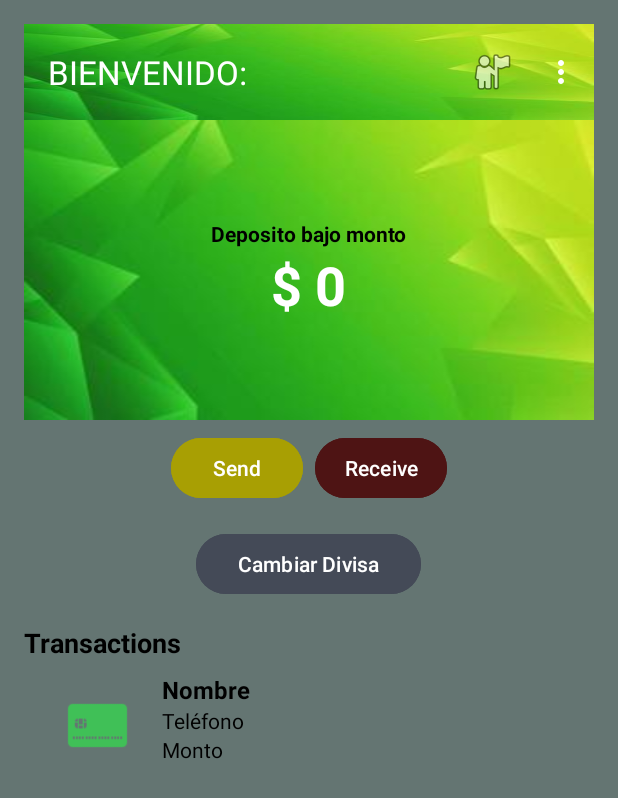
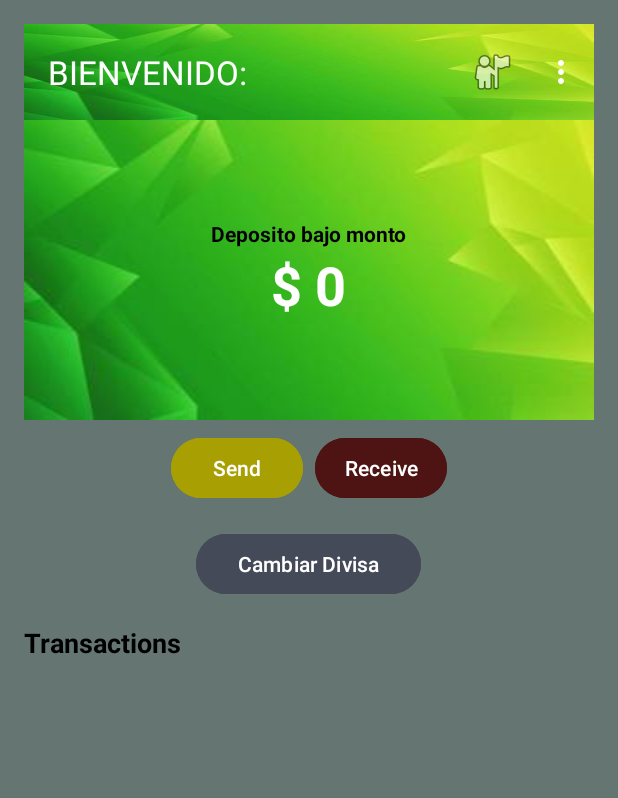
Before and after one commit to EliasHincapie/AppFinanciera, an Android app: the HomeActivity screen opened directly, with no data from a screen before it, on a phone screen of 412 x 824 dp. Shown: the top 798 px of the screen. Run offline under Robolectric (Android 15) with nearby library versions, the phone set to English and light mode, and no system bars; 6 statements that could not run were skipped.

```diff
--- a/app/src/main/java/com/example/appfinanciera/HomeActivity.java
+++ b/app/src/main/java/com/example/appfinanciera/HomeActivity.java
@@ -4,6 +4,7 @@ import android.content.Context;
 import android.content.Intent;
 import android.content.SharedPreferences;
 import android.os.Bundle;
+import android.util.Log;
 import android.view.Menu;
 import android.view.MenuItem;
 import android.widget.Button;
@@ -20,7 +21,7 @@ public class HomeActivity extends AppCompatActivity {
     private Button btnEnviarDinero, btnRecibirDinero, btnCambiarDivisa;
     private RecyclerView recyclerViewTransactions;
     private TransactionAdapter adapter;
-    private SQLite databaseHelper;
+    private DatabaseHelper databaseHelper;
     private SharedPreferences sharedPreferences;
     private String userPhone;
     private String userName;
@@ -44,7 +45,7 @@ public class HomeActivity extends AppCompatActivity {
         recyclerViewTransactions = findViewById(R.id.recyclerViewTransactions);
 
         // Inicialización de BD y SharedPreferences
-        databaseHelper = new SQLite(this);
+        databaseHelper = DatabaseHelper.getInstance(this);
         sharedPreferences = getSharedPreferences("UserSession", Context.MODE_PRIVATE);
 
         // Obtener el teléfono del usuario desde las preferencias compartidas
@@ -70,7 +71,6 @@ public class HomeActivity extends AppCompatActivity {
             }
         }
 
-        // Configurar el nombre del usuario en el TextView y en la Toolbar
         if (userName != null && !userName.isEmpty()) {
             tvUserName.setText(userName);
             if (getSupportActionBar() != null) {
@@ -156,16 +156,28 @@ public class HomeActivity extends AppCompatActivity {
     }
 
     private void cargarHistorial() {
-        transactionList.clear();
+        Log.d("DB_DEBUG", "🔄 Recargando historial...");
+        transactionList.clear(); // Limpiar la lista antes de actualizarla
         transactionList.addAll(databaseHelper.obtenerHistorial(userPhone));
+
+        if (transactionList.isEmpty()) {
+            Log.d("DB_DEBUG", "⚠️ No hay transacciones para mostrar.");
+        } else {
+            Log.d("DB_DEBUG", "📜 Se cargaron " + transactionList.size() + " transacciones.");
+        }
+
         adapter.notifyDataSetChanged();
+
     }
-
-    @Override
+        @Override
     protected void onActivityResult(int requestCode, int resultCode, Intent data) {
         super.onActivityResult(requestCode, resultCode, data);
-        if ((requestCode == 1 || requestCode == 2) && resultCode == RESULT_OK) {
-            actualizarSaldo();
+            Log.d("DEBUG", "onActivityResult llamado con requestCode: " + requestCode + ", resultCode: " + resultCode);
+
+            if ((requestCode == 1 || requestCode == 2) && resultCode == RESULT_OK) {
+                Log.d("DEBUG", "Actualizando saldo y cargando historial...");
+
+                actualizarSaldo();
             cargarHistorial();
         }
     }
--- a/app/src/main/java/com/example/appfinanciera/RecibirDineroActivity.java
+++ b/app/src/main/java/com/example/appfinanciera/RecibirDineroActivity.java
@@ -10,7 +10,7 @@ import androidx.appcompat.app.AppCompatActivity;
 public class RecibirDineroActivity extends AppCompatActivity {
     private EditText etMontoRecibido;
     private Button btnConfirmarRecibo;
-    SQLite databaseHelper;
+    private DatabaseHelper databaseHelper;
     private String userPhone;
 
     @Override
@@ -20,7 +20,7 @@ public class RecibirDineroActivity extends AppCompatActivity {
 
         etMontoRecibido = findViewById(R.id.etMontoRecibido);
         btnConfirmarRecibo = findViewById(R.id.btnConfirmarRecibo);
-        databaseHelper = new SQLite(this);
+        databaseHelper = DatabaseHelper.getInstance(this);
 
         userPhone = getSharedPreferences("UserSession", MODE_PRIVATE).getString("userPhone", "");
 
@@ -55,7 +55,7 @@ public class RecibirDineroActivity extends AppCompatActivity {
 
         if (actualizado) {
             // Registrar en el historial como una recepción
-            databaseHelper.registrarTransaccion("SISTEMA", userPhone, montoRedondeado);
+            databaseHelper.registrarTransaccion("USUARIO", userPhone, montoRedondeado);
             Toast.makeText(this, "Recepción exitosa de $" + montoRedondeado, Toast.LENGTH_SHORT).show();
             finish();
         } else {
--- a/app/src/main/res/drawable/sent_message_bg.xml
+++ b/app/src/main/res/drawable/sent_message_bg.xml
@@ -1,6 +1,6 @@
 <?xml version="1.0" encoding="utf-8"?>
 <shape xmlns:android="http://schemas.android.com/apk/res/android">
-    <solid android:color="#D0E8FF"/> <!-- Azul claro -->
+    <solid android:color="#7EACD7"/> <!-- Azul claro -->
     <corners android:radius="12dp"/>
     <padding android:left="8dp" android:right="8dp" android:top="4dp" android:bottom="4dp"/>
 </shape>
--- a/app/src/main/res/layout/activity_home.xml
+++ b/app/src/main/res/layout/activity_home.xml
@@ -109,6 +109,7 @@
          android:layout_height="wrap_content"
          android:animateLayoutChanges="true"
          android:orientation="vertical">
+
          <RelativeLayout
              android:layout_width="match_parent"
              android:layout_height="wrap_content"
@@ -116,59 +117,29 @@
              android:padding="6dp">
 
              <LinearLayout
-                 android:layout_width="wrap_content"
+                 android:layout_width="match_parent"
                  android:layout_height="wrap_content"
                  android:layout_alignParentStart="true"
                  android:layout_centerVertical="true"
-                 android:layout_marginStart="4dp"
                  android:layout_gravity="center"
-                 android:layout_marginTop="4dp"
+                 android:layout_marginStart="0dp"
+                 android:layout_marginTop="0dp"
                  android:paddingLeft="4dp">
 
 
-                 <ImageView
-                     android:layout_width="70dp"
-                     android:layout_height="70dp"
-                     android:paddingLeft="14dp"
-                     android:paddingRight="14dp"
-                     app:srcCompat="@drawable/tarjeta" />
 
                  <LinearLayout
-                     android:layout_width="wrap_content"
+                     android:layout_width="match_parent"
                      android:layout_height="wrap_content"
                      android:orientation="vertical"
                      android:paddingLeft="8dp">
 
-                     <TextView
-                         android:id="@+id/tvNombre"
-                         android:layout_width="wrap_content"
-                         android:layout_height="wrap_content"
-                         android:text="Nombre"
-                         android:textColor="@android:color/black"
-                         android:textSize="16sp"
-                         android:textStyle="bold" />
 
-                     <TextView
-                         android:id="@+id/tvTelefono"
-                         android:layout_width="wrap_content"
-                         android:layout_height="wrap_content"
-                         android:text="Teléfono"
-                         android:textColor="@android:color/black"
-                         android:textSize="14sp" />
-
-                     <TextView
-                         android:id="@+id/tvMonto"
-                         android:layout_width="wrap_content"
-                         android:layout_height="wrap_content"
-                         android:text="Monto"
-                         android:textColor="@android:color/black"
-                         android:textSize="14sp" />
                      <androidx.recyclerview.widget.RecyclerView
                          android:id="@+id/recyclerViewTransactions"
                          android:layout_width="match_parent"
-                         android:layout_height="174dp"
-                         android:layout_marginTop="8dp"
-                         android:background="@android:color/transparent" />
+                         android:layout_height="wrap_content"
+                         android:layout_marginTop="0dp" />
                  </LinearLayout>
              </LinearLayout>
          </RelativeLayout>
```
Also changed, not shown: app/src/main/java/com/example/appfinanciera/CashActivity.java (+50 -67 lines), app/src/main/java/com/example/appfinanciera/DatabaseHelper.java (added, +205 -0 lines), app/src/main/java/com/example/appfinanciera/ListHistory.java (+9 -1 lines), app/src/main/java/com/example/appfinanciera/LoginActivity2.java (+3 -5 lines), app/src/main/java/com/example/appfinanciera/RegisterActivity.java (+4 -8 lines), app/src/main/java/com/example/appfinanciera/SQLite.java (deleted, +0 -214 lines), app/src/main/java/com/example/appfinanciera/TransactionAdapter.java (+30 -29 lines), app/src/main/res/layout/item_transaction.xml (+10 -16 lines).
